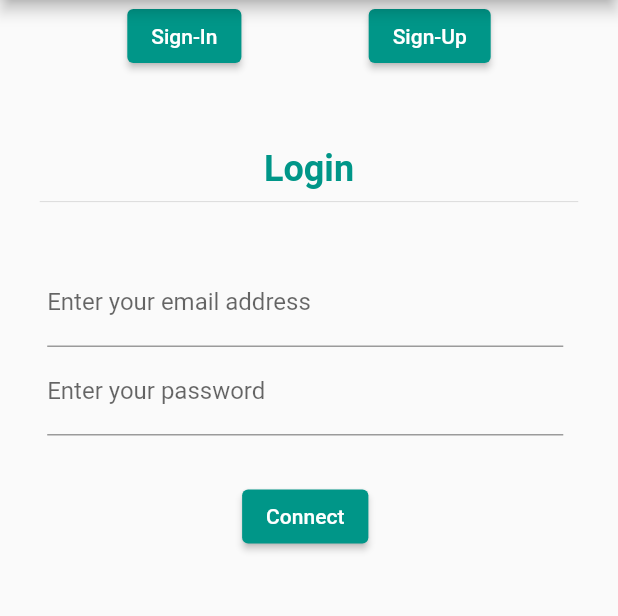
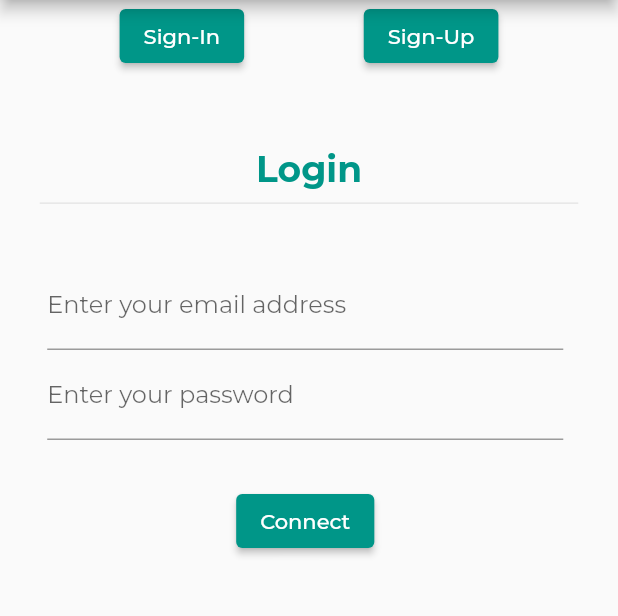
Before and after one commit to AssosNation/AssosNation-App, a Flutter app: the screen it shows after launch, on a phone screen of 412 x 824 dp, the part 84-700 px from its top. Run offline on Flutter 3.47's test engine with Material 2 defaults, Android fonts, the phone set to English and light mode, and no system bars; our stand-ins replace carousel_slider, cloud_firestore, firebase_auth, firebase_core, firebase_storage, geolocator and 2 more; accounts and stored records are empty.

Commit message:
AN-27 : install GoogleFonts library and change the theme font to test

```diff
--- a/lib/main.dart
+++ b/lib/main.dart
@@ -9,6 +9,7 @@ import 'package:assosnation_app/utils/route_generator.dart';
 import 'package:firebase_auth/firebase_auth.dart';
 import 'package:firebase_core/firebase_core.dart';
 import 'package:flutter/material.dart';
+import 'package:google_fonts/google_fonts.dart';
 import 'package:provider/provider.dart';
 
 void main() => runApp(MyApp());
@@ -33,6 +34,9 @@ class MyApp extends StatelessWidget {
                     title: appName,
                     theme: ThemeData(
                       primarySwatch: Colors.teal,
+                      textTheme: GoogleFonts.montserratTextTheme(
+                        Theme.of(context).textTheme,
+                      ),
                     ),
                     home: MyHomePage(key: UniqueKey(), title: appName),
                     initialRoute: "/",
--- a/pubspec.yaml
+++ b/pubspec.yaml
@@ -34,6 +34,7 @@ dependencies:
   provider: ^5.0.0
   carousel_slider: ^3.0.0
   firebase_storage: ^8.1.0
+  google_fonts: ^2.0.0
 
   geolocator: ^7.0.3
   google_maps: ^5.1.0
```
